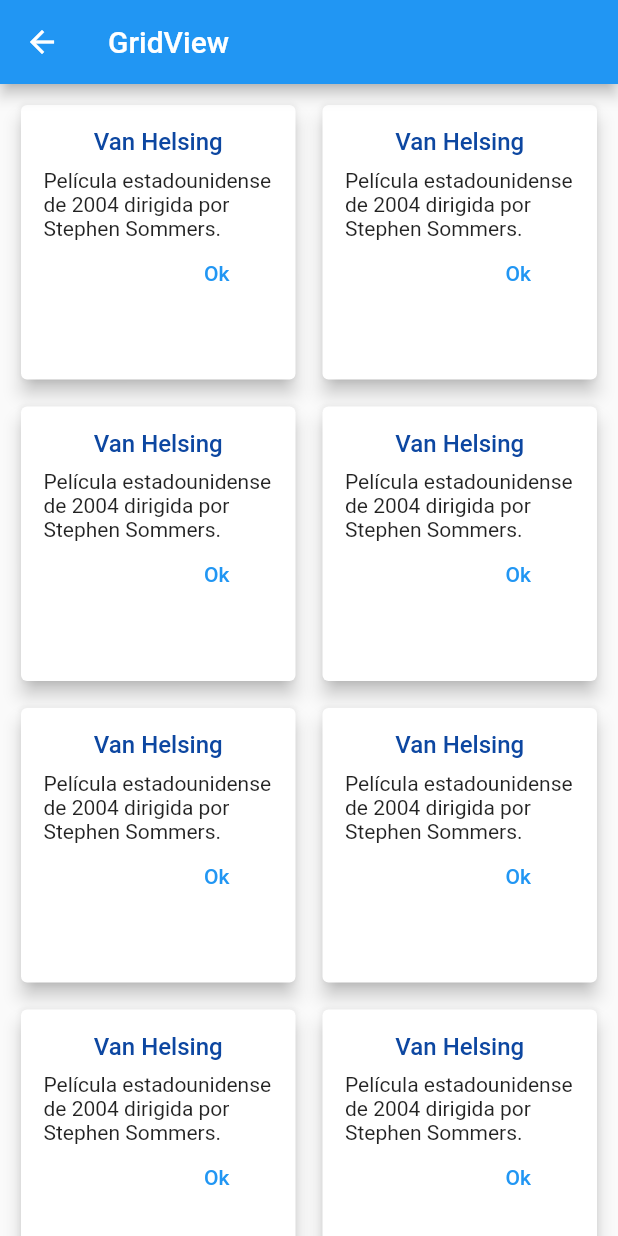
After one commit to antonio-olvera-dev/flutterexercise, a Flutter app: the GridViewExample screen opened by its route, on a phone screen of 412 x 824 dp. The commit adds this screen. Run offline on Flutter 3.47's test engine with Material 2 defaults, Android fonts, the phone set to English and light mode, and no system bars.

Commit message:
*GridView and Cards*

```diff
--- a/lib/main.dart
+++ b/lib/main.dart
@@ -2,6 +2,7 @@
 import 'package:exercises/routes/alert.dart';
 import 'package:exercises/routes/buttons.dart';
 import 'package:exercises/routes/datePiker.dart';
+import 'package:exercises/routes/gridView.dart';
 import 'package:exercises/routes/images.dart';
 import 'package:exercises/routes/listView.dart';
 import 'package:exercises/routes/listView2.dart';
@@ -22,6 +23,7 @@
       '/datePicker': (context) => DatePikerExaple(),
       '/alert': (context) => AlertExample(),
       '/sliverAppBar': (context) => SliverExample(),
+      '/gridView': (context) => GridViewExample(),
     },
   ));
 }
@@ -116,6 +118,12 @@
             colorButton: Colors.blue,
             ruta: 'sliverAppBar',
           ),
+          Botones(
+            'GridView',
+            colorText: Colors.white,
+            colorButton: Colors.cyan,
+            ruta: 'gridView',
+          ),
         ],
       ),
     );
--- /dev/null
+++ b/lib/routes/gridView.dart
@@ -0,0 +1,81 @@
+import 'package:flutter/material.dart';
+
+class GridViewExample extends StatelessWidget {
+  @override
+  Widget build(BuildContext context) {
+    return Scaffold(
+      appBar: AppBar(
+        title: Text('GridView'),
+      ),
+      body: GridView.count(
+        crossAxisCount: 2,
+        mainAxisSpacing: 10,
+        crossAxisSpacing: 10,
+        padding: const EdgeInsets.all(10),
+        children: simular(),
+      ),
+    );
+  }
+
+  List<Cartas> simular() {
+    List<Cartas> cartas = [];
+    for (var i = 0; i < 20; i++) {
+      cartas.add(Cartas());
+    }
+    return cartas;
+  }
+}
+
+class Cartas extends StatelessWidget {
+  const Cartas({
+    Key key,
+  }) : super(key: key);
+
+  @override
+  Widget build(BuildContext context) {
+    return Card(
+      elevation: 5,
+      child: Padding(
+        padding: EdgeInsets.all(15),
+        child: Column(
+          crossAxisAlignment: CrossAxisAlignment.center,
+          mainAxisAlignment: MainAxisAlignment.start,
+          children: [
+            Container(
+              margin: EdgeInsets.only(bottom: 8),
+              child: Text(
+                'Van Helsing',
+                style: TextStyle(
+                    color: Colors.blue[900],
+                    fontSize: 16,
+                    fontWeight: FontWeight.w500),
+              ),
+            ),
+            Text(
+                'Película estadounidense de 2004 dirigida por Stephen Sommers.'),
+            Container(
+              margin: EdgeInsets.only(left: 78),
+              child: Padding(
+                padding: EdgeInsets.only(top: 12),
+                child: Align(
+                  alignment: Alignment.bottomRight,
+                  child: FlatButton(
+                    onPressed: () {},
+                    child: Text(
+                      'Ok',
+                      style: TextStyle(
+                        color: Colors.blue,
+                      ),
+                    ),
+                    height: 20,
+                    materialTapTargetSize: MaterialTapTargetSize.shrinkWrap,
+                  ),
+                ),
+              ),
+            )
+          ],
+        ),
+      ),
+    );
+  }
+}
```
